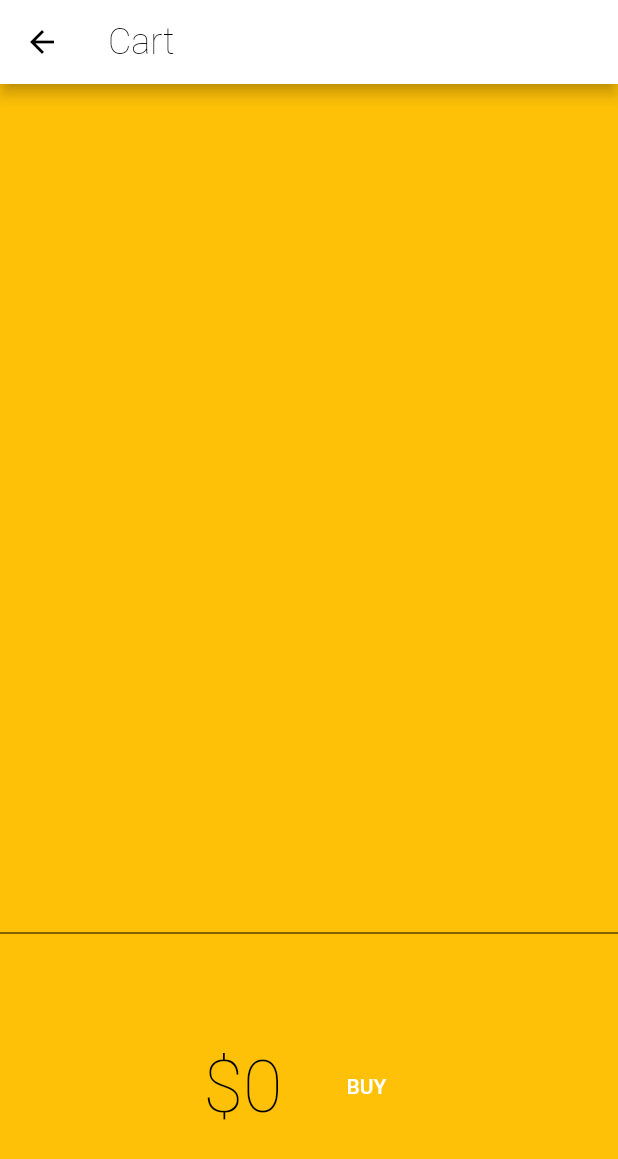
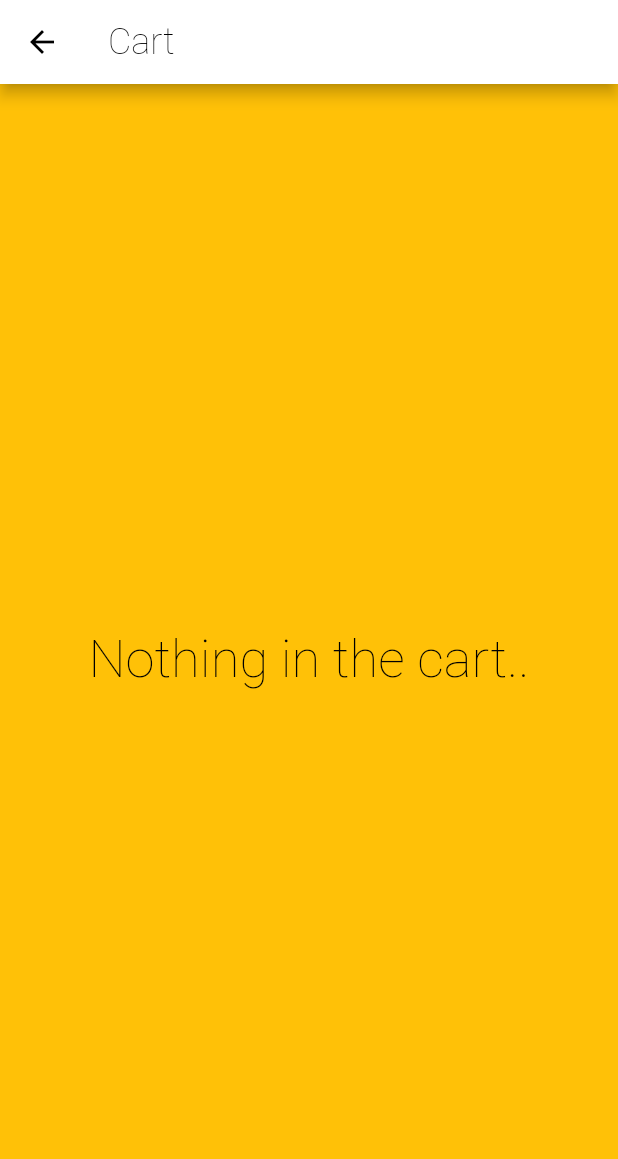
Before and after one commit to Snoy-Kuo/shopper_provider, a Flutter app: the MyCart screen opened by its route, on a phone screen of 412 x 824 dp. Shown: the top 1159 px of the screen. Run offline on Flutter 3.47's test engine with Material 2 defaults, Android fonts, the phone set to English and light mode, and no system bars.

Commit message:
try 3: "in cart page, when nothing in cart, show empty cart page." done.

```diff
--- a/lib/screens/cart.dart
+++ b/lib/screens/cart.dart
@@ -16,7 +16,25 @@ class MyCart extends StatelessWidget {
       ),
       body: Container(
         color: Colors.amber,
-        child: Column(
+        child: _CartBody(),
+      ),
+    );
+  }
+}
+
+class _CartBody extends StatelessWidget {
+  @override
+  Widget build(BuildContext context) {
+    var cart = context.watch<CartModel>();
+    if (cart.items.isEmpty) {
+      return Center(
+          child: Text('Nothing in the cart..',
+              style: Theme.of(context)
+                  .textTheme
+                  .headline1!
+                  .copyWith(fontSize: 35)));
+    } else {
+      return Column(
         children: [
           Expanded(
             child: Padding(
@@ -27,9 +45,8 @@ class MyCart extends StatelessWidget {
           Divider(height: 4, color: Colors.black),
           _CartTotal()
         ],
-        ),
-      ),
       );
+    }
   }
 }
 
```
Lines whose indentation alone changed are shown as unchanged.
